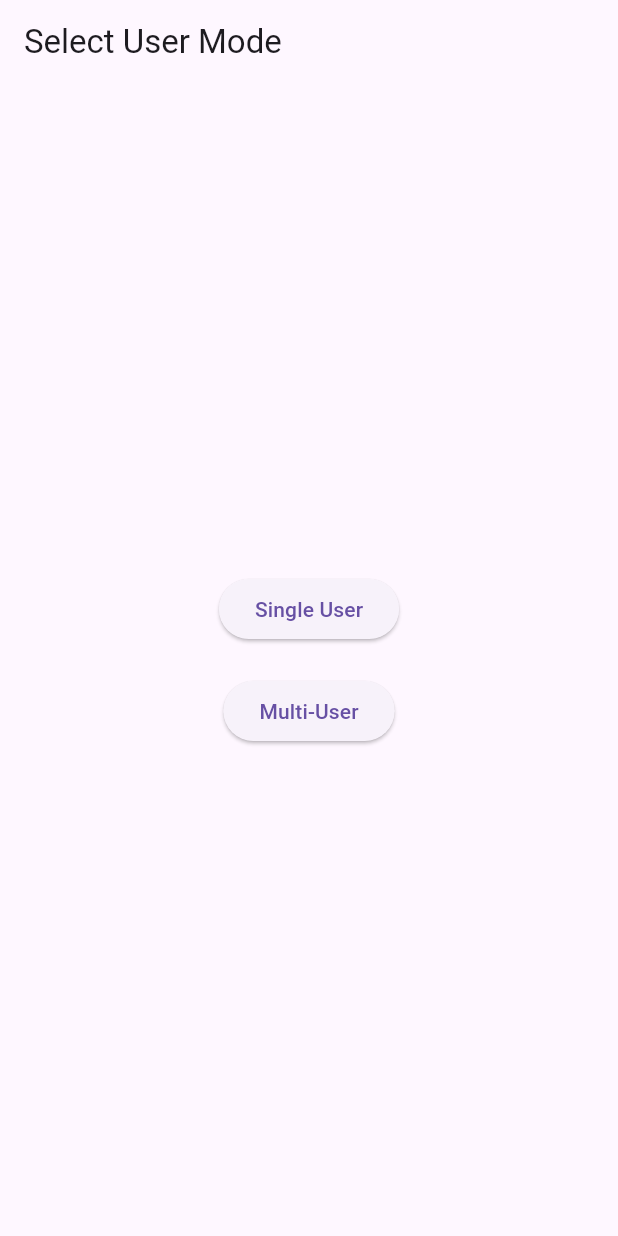
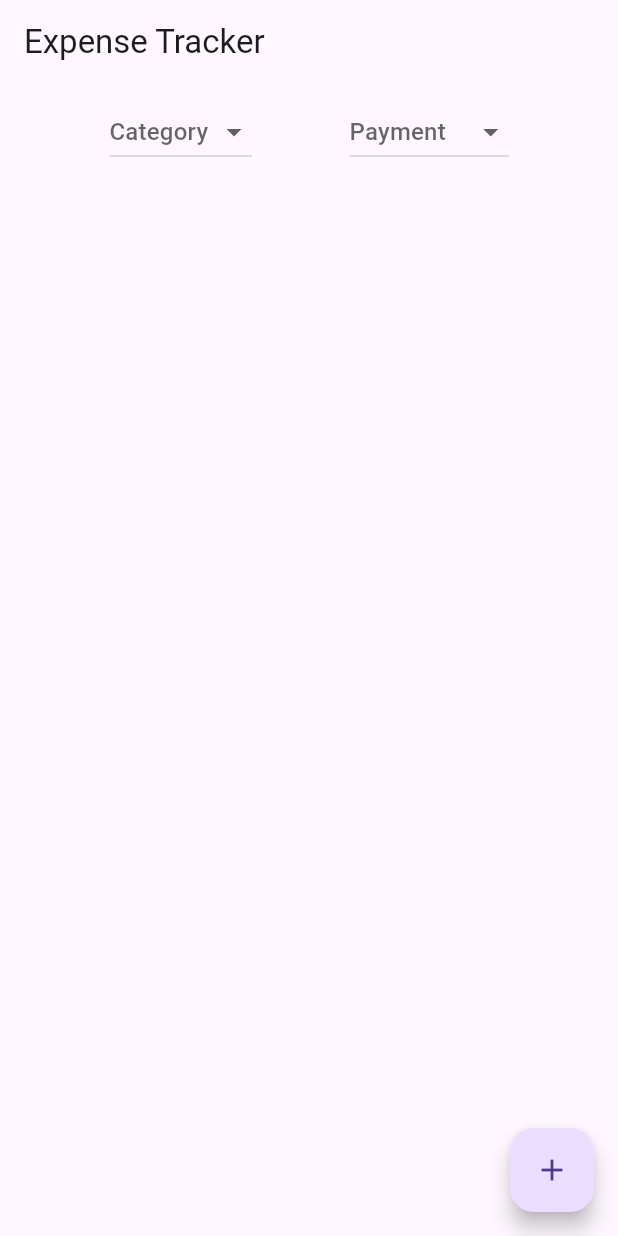
Before and after one commit to avadhkatrodiya18/EexpenseApp, a Flutter app: the screen it shows after launch, on a phone screen of 412 x 824 dp. Run offline on Flutter 3.47's test engine with Material 3 defaults, Android fonts, the phone set to English and light mode, and no system bars; our stand-ins replace equatable, flutter_bloc, hive, hive_flutter, syncfusion_flutter_charts; accounts and stored records are empty.

```diff
--- a/lib/main.dart
+++ b/lib/main.dart
@@ -1,8 +1,7 @@
 import 'package:expense/model/expense_model.dart';
 import 'package:expense/screen/bloc/expense_bloc.dart';
 import 'package:expense/screen/bloc/expense_event.dart';
-import 'package:expense/screen/view/single_user_expense_screen.dart';
-import 'package:expense/screen/view/user_selection_screen.dart';
+import 'package:expense/screen/view/home_Screen.dart';
 import 'package:flutter/material.dart';
 import 'package:flutter_bloc/flutter_bloc.dart';
 import 'package:hive_flutter/hive_flutter.dart';
@@ -11,6 +10,7 @@ void main() async {
   WidgetsFlutterBinding.ensureInitialized();
   await Hive.initFlutter();
   Hive.registerAdapter(ExpenseModelAdapter());
+
   final expenseBox = await Hive.openBox<ExpenseModel>('expenses');
 
   runApp(MyApp(expenseBox: expenseBox));
@@ -24,13 +24,13 @@ class MyApp extends StatelessWidget {
   @override
   Widget build(BuildContext context) {
     return BlocProvider(
-      create: (context) => ExpenseBloc(expenseBox)..add(LoadExpenses()),
+      create: (context) => ExpenseBloc(expenseBox), // ✅ Ensuring Bloc is registered
       child: MaterialApp(
         title: 'Expense Tracker',
         theme: ThemeData(
           primarySwatch: Colors.blue,
         ),
-        home: UserSelectionScreen(),
+        home:  HomeScreen()
       ),
     );
   }
--- a/lib/screen/bloc/expense_bloc.dart
+++ b/lib/screen/bloc/expense_bloc.dart
@@ -10,22 +10,41 @@ class ExpenseBloc extends Bloc<ExpenseEvent, ExpenseState> {
   ExpenseBloc(this.expenseBox) : super(ExpenseLoading()) {
     on<LoadExpenses>((event, emit) {
       final expenses = expenseBox.values.toList();
+      print("📌 LoadExpenses event received!");
+
+      // Ensure updated state is emitted
+      final updatedExpenses = List.from(expenses);
+      print(
+          "🚀 Emitting ExpenseLoaded with ${updatedExpenses.length} expenses");
+
       emit(ExpenseLoaded(expenses));
     });
 
-    on<AddExpense>((event, emit) {
-      expenseBox.put(event.expense.id, event.expense);
+    on<AddExpense>((event, emit) async {
+      print("🔵 Adding expense: ${event.expense}");
+      print(
+          "expenseBox.values.toList()===> ${expenseBox.values.toList().length}");
+      await expenseBox.put(
+          event.expense.id, event.expense); // Ensure data is saved properly
+      await expenseBox.flush(); // 🚀 Force Hive to save data immediately
+
+      final updatedExpenses = List<ExpenseModel>.from(expenseBox.values.toList());
+      print("✅ Updated expenses count: ${updatedExpenses.length}");
+
+      emit(ExpenseLoaded(updatedExpenses)); // ✅ Emit state update
+
+      // 🚀 Immediately reload expenses
       add(LoadExpenses());
     });
 
     on<UpdateExpense>((event, emit) {
       expenseBox.put(event.expense.id, event.expense);
-      add(LoadExpenses());
+      emit(ExpenseLoaded(expenseBox.values.toList()));
     });
 
     on<DeleteExpense>((event, emit) {
       expenseBox.delete(event.id);
-      add(LoadExpenses());
+      emit(ExpenseLoaded(expenseBox.values.toList()));
     });
   }
 }
--- a/lib/screen/bloc/expense_event.dart
+++ b/lib/screen/bloc/expense_event.dart
@@ -1,7 +1,7 @@
 import 'package:equatable/equatable.dart';
 import 'package:expense/model/expense_model.dart';
 
-abstract class ExpenseEvent extends Equatable {
+abstract class ExpenseEvent {
   @override
   List<Object> get props => [];
 }
--- a/lib/screen/bloc/expense_state.dart
+++ b/lib/screen/bloc/expense_state.dart
@@ -1,7 +1,7 @@
 import 'package:equatable/equatable.dart';
 import 'package:expense/model/expense_model.dart';
 
-abstract class ExpenseState extends Equatable {
+abstract class ExpenseState {
   @override
   List<Object> get props => [];
 }
--- /dev/null
+++ b/lib/screen/view/home_Screen.dart
@@ -0,0 +1,127 @@
+import 'package:expense/model/expense_model.dart';
+import 'package:expense/screen/bloc/expense_bloc.dart';
+import 'package:expense/screen/bloc/expense_event.dart';
+import 'package:expense/screen/bloc/expense_state.dart';
+import 'package:expense/screen/view/add_expense_screen.dart';
+import 'package:flutter/material.dart';
+import 'package:flutter_bloc/flutter_bloc.dart';
+
+class HomeScreen extends StatefulWidget {
+  @override
+  _HomeScreenState createState() => _HomeScreenState();
+}
+
+class _HomeScreenState extends State<HomeScreen> {
+  String? _selectedCategory;
+  String? _selectedPaymentMethod;
+
+  @override
+  void initState() {
+    super.initState();
+
+    final bloc = context.read<ExpenseBloc>();
+    print("ExpenseBloc exists: $bloc"); // 🔥 Debug print
+
+    bloc.add(LoadExpenses());
+  }
+
+  @override
+  Widget build(BuildContext context) {
+    return Scaffold(
+      appBar: AppBar(title: const Text("Expense Tracker")),
+      body: Column(
+        children: [
+          Padding(
+            padding: const EdgeInsets.all(8.0),
+            child: Row(
+              mainAxisAlignment: MainAxisAlignment.spaceEvenly,
+              children: [
+                DropdownButton<String>(
+                  value: _selectedCategory,
+                  hint: const Text("Category"),
+                  items: ["All", "Food", "Transport", "Shopping", "Bills"]
+                      .map((category) => DropdownMenuItem(
+                          value: category, child: Text(category)))
+                      .toList(),
+                  onChanged: (value) {
+                    setState(() {
+                      _selectedCategory = value;
+                    });
+                  },
+                ),
+                DropdownButton<String>(
+                  value: _selectedPaymentMethod,
+                  hint: const Text("Payment"),
+                  items: ["All", "Cash", "Credit Card", "Debit Card", "UPI"]
+                      .map((method) =>
+                          DropdownMenuItem(value: method, child: Text(method)))
+                      .toList(),
+                  onChanged: (value) {
+                    setState(() {
+                      _selectedPaymentMethod = value;
+                    });
+                  },
+                ),
+              ],
+            ),
+          ),
+          Expanded(
+              child: BlocBuilder<ExpenseBloc, ExpenseState>(
+
+            builder: (context, state) {
+              print("state===> $state I===> ${state is ExpenseLoaded}");
+              if (state is ExpenseLoaded) {
+                print("🖥️ UI Updated with ${state.expenses.length} expenses");
+
+                List<ExpenseModel> filteredExpenses = state.expenses;
+                print("state.expenses==> ${state.expenses.length}");
+
+                if (_selectedCategory != null && _selectedCategory != "All") {
+                  filteredExpenses = filteredExpenses
+                      .where((expense) => expense.category == _selectedCategory)
+                      .toList();
+                }
+                if (_selectedPaymentMethod != null &&
+                    _selectedPaymentMethod != "All") {
+                  filteredExpenses = filteredExpenses
+                      .where((expense) =>
+                          expense.paymentMethod == _selectedPaymentMethod)
+                      .toList();
+                }
+
+                return ListView.builder(
+                  itemCount: filteredExpenses.length,
+                  itemBuilder: (context, index) {
+                    final expense = filteredExpenses[index];
+                    return ListTile(
+                      title: Text(expense.category),
+                      subtitle: Text("\$${expense.amount.toStringAsFixed(2)}"),
+                      trailing: Text(expense.paymentMethod),
+                    );
+                  },
+                );
+              }
+              return const Center(child: Text("No expenses found"));
+            },
+          )),
+        ],
+      ),
+      floatingActionButton: FloatingActionButton(
+        onPressed: () async {
+          print(
+              "context.read<ExpenseBloc>()===> ${context.read<ExpenseBloc>().expenseBox.length}");
+          await Navigator.push(
+            context,
+            MaterialPageRoute(builder: (context) => AddExpenseScreen()),
+          );
+
+          // if (context.mounted) {
+          //   print("🔄 Reloading expenses after returning...");
+          //   context.read<ExpenseBloc>().add(LoadExpenses()); // 🔥 Reload
+          // }
+        },
+        child: const Icon(Icons.add),
+      ),
+    );
+  }
+}
--- a/lib/screen/view/user_selection_screen.dart
+++ /dev/null
@@ -1,39 +0,0 @@
-import 'package:expense/screen/view/single_user_expense_screen.dart';
-import 'package:flutter/material.dart';
-
-class UserSelectionScreen extends StatelessWidget {
-  const UserSelectionScreen({super.key});
-
-  @override
-  Widget build(BuildContext context) {
-    return Scaffold(
-      appBar: AppBar(title: Text("Select User Mode")),
-      body: Center(
-        child: Column(
-          mainAxisSize: MainAxisSize.min,
-          children: [
-            ElevatedButton(
-              onPressed: () {
-                Navigator.push(
-                  context,
-                  MaterialPageRoute(builder: (context) => SingleUserExpenseViewScreen()),
-                );
-              },
-              child: Text("Single User"),
-            ),
-            SizedBox(height: 20),
-            ElevatedButton(
-              onPressed: () {
-                Navigator.push(
-                  context,
-                  MaterialPageRoute(builder: (context) => SingleUserExpenseViewScreen()),
-                );
-              },
-              child: Text("Multi-User"),
-            ),
-          ],
-        ),
-      ),
-    );
-  }
-}
--- a/pubspec.yaml
+++ b/pubspec.yaml
@@ -34,7 +34,6 @@ dependencies:
   # The following adds the Cupertino Icons font to your application.
   # Use with the CupertinoIcons class for iOS style icons.
   cupertino_icons: ^1.0.8
-  flutter_bloc: ^8.1.3
   equatable: ^2.0.5
   hive: ^2.2.3
   hive_flutter: ^1.1.0
@@ -43,6 +42,8 @@ dependencies:
   syncfusion_flutter_charts: ^21.1.41
   shared_preferences: ^2.2.2
   uuid: ^4.5.1
+  flutter_bloc: ^8.1.2
+
 
 
 
```
Also changed, not shown: lib/screen/view/add_expense_screen.dart (+25 -23 lines), lib/screen/view/single_user_expense_screen.dart (deleted, +0 -95 lines), lib/model/expense_model.dart (line endings or trailing spaces), pubspec.lock, 3 other files.
